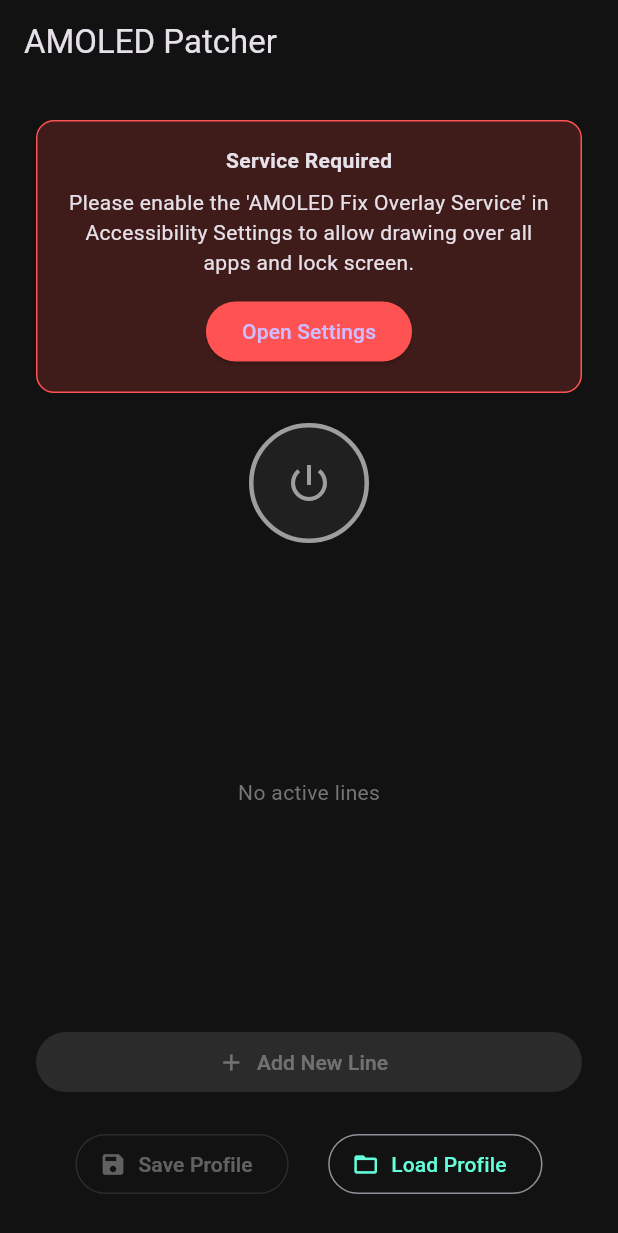
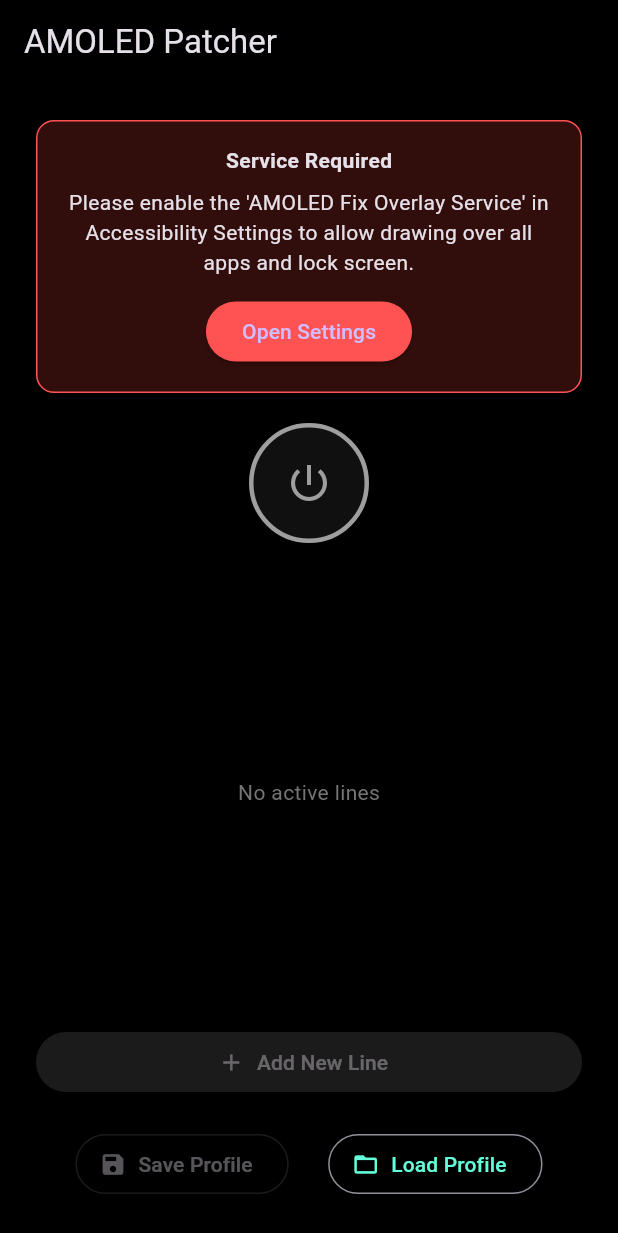
Before and after one commit to radiptolange/Greenlinefix, a Flutter app: the screen it shows after launch, on a phone screen of 412 x 824 dp. Shown: the top 1233 px of the screen. Run offline on Flutter 3.47's test engine with Material 3 defaults, Android fonts, the phone set to English and light mode, and no system bars; our stand-ins replace permission_handler, shared_preferences.

Commit message:
Change scaffold background color to black

```diff
--- a/lib/main.dart
+++ b/lib/main.dart
@@ -17,7 +17,7 @@ class AmoledFixApp extends StatelessWidget {
       debugShowCheckedModeBanner: false,
       title: 'AMOLED Fix',
       theme: ThemeData.dark().copyWith(
-        scaffoldBackgroundColor: const Color(0xFF121212),
+        scaffoldBackgroundColor: const Color(0xFF000000),
         primaryColor: Colors.tealAccent,
         sliderTheme: const SliderThemeData(
           activeTrackColor: Colors.tealAccent,
```
